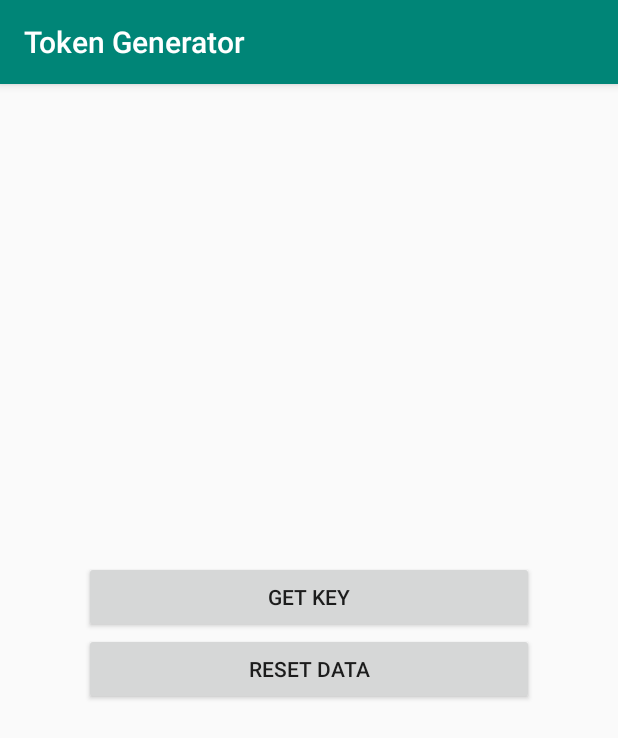
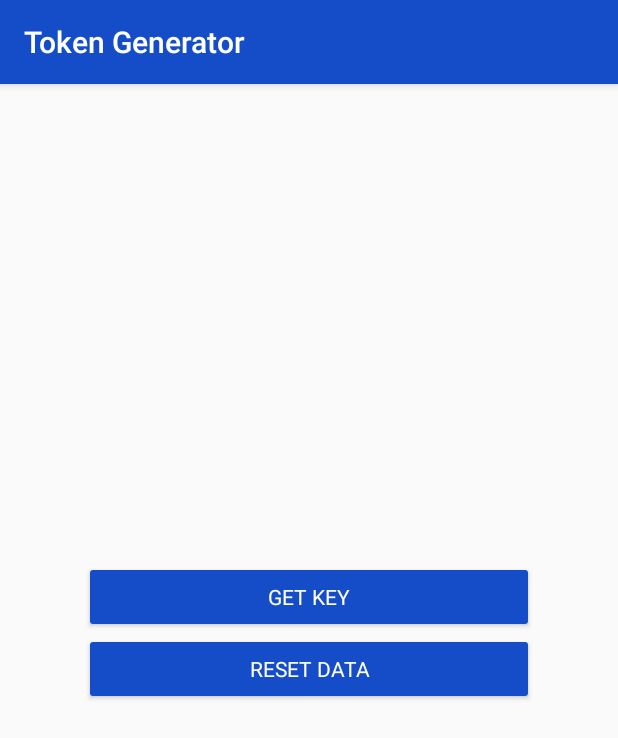
Before and after one commit to wesleyribeirobarbosa/TokenGen, an Android app: the screen it shows after launch (MainActivity), on a phone screen of 412 x 824 dp. Shown: the top 738 px of the screen. Run offline under Robolectric (Android 15) with nearby library versions, the phone set to English and light mode, and no system bars; libraries missing offline, so code that uses them is left out: com.google.zxing.integration; 1 statement that could not run was skipped.

Commit message:
Melhoria da UI e apresentação do QR Token na Tela.

```diff
--- a/app/src/main/java/com/wesley/tokengenerator/MainActivity.java
+++ b/app/src/main/java/com/wesley/tokengenerator/MainActivity.java
@@ -4,9 +4,12 @@ import android.app.Activity;
 import android.content.Context;
 import android.content.Intent;
 import android.content.SharedPreferences;
+import android.graphics.Color;
+import android.graphics.drawable.ColorDrawable;
 import android.os.CountDownTimer;
 import android.os.Handler;
 import android.support.annotation.Nullable;
+import android.support.v7.app.ActionBar;
 import android.support.v7.app.AppCompatActivity;
 import android.os.Bundle;
 import android.view.View;
@@ -20,20 +23,18 @@ import com.google.zxing.integration.android.IntentResult;
 
 import org.json.JSONException;
 import org.json.JSONObject;
+import org.w3c.dom.Text;
 
-import java.io.ByteArrayInputStream;
-import java.sql.Array;
-import java.util.ArrayList;
 import java.util.Arrays;
 import java.util.Timer;
 import java.util.TimerTask;
-import java.util.concurrent.ScheduledExecutorService;
 
 public class MainActivity extends AppCompatActivity{
 
     private Button btnGetKey;
     private Button btnResetData;
-    private TextView txtQRCode;
+    private TextView txtCodeOTP;
+    private TextView txtQRCodeReturn;
     private final Activity activity = this;
     private SharedPreferences sharedPreferences;
     private static int offset = 10;
@@ -55,6 +56,8 @@ public class MainActivity extends AppCompatActivity{
     protected void onCreate(Bundle savedInstanceState) {
         super.onCreate(savedInstanceState);
         setContentView(R.layout.activity_main);
+        ActionBar bar = getSupportActionBar();
+        bar.setBackgroundDrawable(new ColorDrawable(Color.parseColor("#144DC7")));
         setTitle("Token Generator");
         sharedPreferences = getSharedPreferences("KEY-TOKEN", Context.MODE_PRIVATE);
         initializeComponents();
@@ -63,6 +66,7 @@ public class MainActivity extends AppCompatActivity{
         if(!key.equals("empty")){
             btnGetKey.setVisibility(View.INVISIBLE);
             btnGetKey.setEnabled(false);
+            txtQRCodeReturn.setText("QR Token: " + key);
             mProgressBar.setVisibility(View.VISIBLE);
             myTimer.scheduleAtFixedRate(new generateOtpToken(), delay, interval);
         }
@@ -76,7 +80,7 @@ public class MainActivity extends AppCompatActivity{
                 prgss++;
                 mProgressBar.setProgress((int)prgss*100/(30000/1000));
                 if((int)prgss*100/(30000/1000)==80){
-                    txtQRCode.setTextColor(getResources().getColor(R.color.redAlert));
+                    txtCodeOTP.setTextColor(getResources().getColor(R.color.redAlert));
                 }
             }
 
@@ -92,6 +96,7 @@ public class MainActivity extends AppCompatActivity{
     private void initializeComponents() {
 
         initCountDownTimer();
+        txtQRCodeReturn = (TextView) findViewById(R.id.txtQRCodeReturn);
         mProgressBar=(ProgressBar)findViewById(R.id.progressbar);
         mProgressBar.setProgress(prgss);
         btnGetKey = (Button) findViewById(R.id.btnGetKey);
@@ -114,14 +119,14 @@ public class MainActivity extends AppCompatActivity{
                 editor.apply();
                 btnGetKey.setEnabled(true);
                 btnGetKey.setVisibility(View.VISIBLE);
-                txtQRCode.setText("");
+                txtCodeOTP.setText("");
                 prgss=0;
                 mCountDownTimer.cancel();
                 mProgressBar.setVisibility(View.INVISIBLE);
                 myTimer.cancel();
             }
         });
-        txtQRCode = (TextView) findViewById(R.id.txtQRCode);
+        txtCodeOTP = (TextView) findViewById(R.id.txtQRCode);
     }
 
     @Override
@@ -134,10 +139,10 @@ public class MainActivity extends AppCompatActivity{
                     mProgressBar.setVisibility(View.VISIBLE);
                     myTimer = new Timer();
                     JSONObject scanQR = new JSONObject(result.getContents());
-                    key  = scanQR.getString("key");
-                    txtQRCode.setText(key);
+                    key = scanQR.getString("key");
+                    txtQRCodeReturn.setText("QR Token: " + key);
                     prgss=0;
-                    txtQRCode.setTextColor(getResources().getColor(R.color.colorPrimary));
+                    txtCodeOTP.setTextColor(getResources().getColor(R.color.gray));
                     mCountDownTimer.start();
                     SharedPreferences.Editor editor = sharedPreferences.edit();
                     editor.putString("KEY-TOKEN",key);
@@ -184,9 +189,10 @@ public class MainActivity extends AppCompatActivity{
             final String otpFinalCode = decimalCodeString.substring(decimalCodeString.length() - 6, decimalCodeString.length());
             handler.post(new Runnable() {
                 public void run() {
-                    txtQRCode.setText(otpFinalCode);
+                    txtCodeOTP.setText(otpFinalCode);
                     prgss=0;
-                    txtQRCode.setTextColor(getResources().getColor(R.color.colorPrimary));
+                    txtQRCodeReturn.setText("QR Token: " + key);
+                    txtCodeOTP.setTextColor(getResources().getColor(R.color.gray));
                     mCountDownTimer.cancel();
                     initCountDownTimer();
                     mCountDownTimer.start();
--- a/app/src/main/res/layout/activity_main.xml
+++ b/app/src/main/res/layout/activity_main.xml
@@ -30,11 +30,12 @@
         android:layout_marginRight="206dp"
         android:layout_marginBottom="551dp"
         android:textAllCaps="true"
-        android:textSize="30dp"
+        android:textSize="60dp"
         app:layout_constraintBottom_toBottomOf="parent"
         app:layout_constraintEnd_toEndOf="parent"
         app:layout_constraintStart_toStartOf="parent"
-        app:layout_constraintTop_toTopOf="parent" />
+        app:layout_constraintTop_toTopOf="parent"
+        android:textColor="@color/primaryBlue"/>
 
     <android.support.v7.widget.LinearLayoutCompat
         android:id="@+id/linearLayoutCompat"
@@ -56,14 +57,39 @@
             android:id="@+id/btnGetKey"
             android:layout_width="300dp"
             android:layout_height="wrap_content"
-            android:text="@string/getKeyBtn" />
+            android:text="@string/getKeyBtn"
+            android:textColor="@color/white"
+            android:textAllCaps="true"
+            android:textAppearance="@style/TextAppearance.AppCompat"
+            android:backgroundTint="@color/primaryBlue"/>
 
         <Button
             android:id="@+id/btnResetData"
             android:layout_width="300dp"
             android:layout_height="wrap_content"
-            android:text="@string/resetDataBtn" />
+            android:text="@string/resetDataBtn"
+            android:textColor="@color/white"
+            android:textAllCaps="true"
+            android:textAppearance="@style/TextAppearance.AppCompat"
+            android:backgroundTint="@color/primaryBlue"/>
 
     </android.support.v7.widget.LinearLayoutCompat>
 
+    <TextView
+        android:id="@+id/txtQRCodeReturn"
+        android:layout_width="wrap_content"
+        android:layout_height="wrap_content"
+        android:layout_marginStart="205dp"
+        android:layout_marginLeft="205dp"
+        android:layout_marginTop="688dp"
+        android:layout_marginEnd="206dp"
+        android:layout_marginRight="206dp"
+        android:layout_marginBottom="16dp"
+        android:textSize="10dp"
+        app:layout_constraintBottom_toBottomOf="parent"
+        app:layout_constraintEnd_toEndOf="parent"
+        app:layout_constraintStart_toStartOf="parent"
+        app:layout_constraintTop_toTopOf="parent"
+        android:hint=""/>
+
 </android.support.constraint.ConstraintLayout>
--- a/app/src/main/res/values/colors.xml
+++ b/app/src/main/res/values/colors.xml
@@ -5,4 +5,7 @@
     <color name="colorAccent">#D81B60</color>
     <color name="redAlert">#F73005</color>
     <color name="blueProgress">#0526F7</color>
+    <color name="primaryBlue">#144DC7</color>
+    <color name="white">#FFFFFF</color>
+    <color name="gray">#AAAAAA</color>
 </resources>
```
